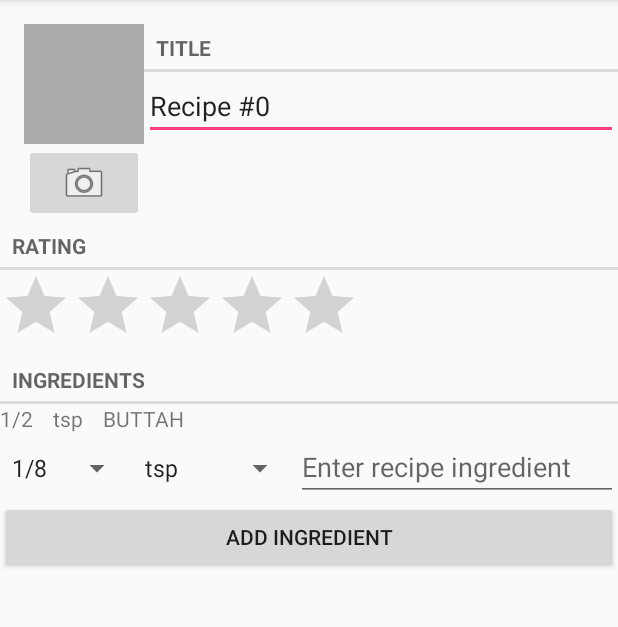
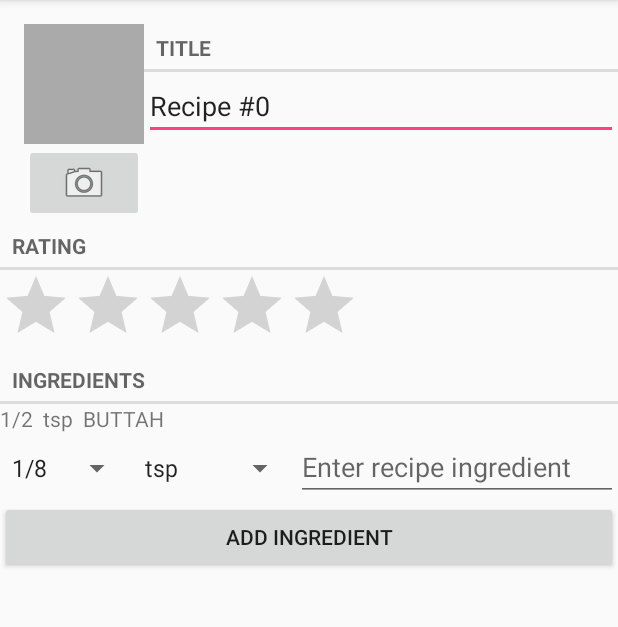
Before and after one commit to bennetthanna/CookBook, an Android app: the RecipeFragment screen opened directly, with no data from a screen before it, on a phone screen of 412 x 824 dp, the part 84-711 px from its top. Run offline under Robolectric (Android 15) with nearby library versions, the phone set to English and light mode, and no system bars.

Commit message:
Finish implementation of wiring up spinners to model and view

```diff
--- a/app/src/main/java/com/hannabennett/cookbook/RecipeFragment.java
+++ b/app/src/main/java/com/hannabennett/cookbook/RecipeFragment.java
@@ -33,7 +33,6 @@ public class RecipeFragment extends Fragment {
 
     private Recipe mRecipe;
     private LinearLayout mLayout;
-    private LinearLayout mIndividualIngredientLayout;
     private EditText mTitleField;
     private EditText mIngredientField;
     private RatingBar mRatingBar;
@@ -42,6 +41,8 @@ public class RecipeFragment extends Fragment {
     private ImageView mPhotoView;
     private Spinner mIngredientMeasurementSpinner;
     private Spinner mIngredientQuantitySpinner;
+    private String mQuantity;
+    private String mMeasurement;
 
     public static RecipeFragment newInstance(UUID recipeId) {
         Bundle args = new Bundle();
@@ -87,12 +88,9 @@ public class RecipeFragment extends Fragment {
         mPhotoView = (ImageView) view.findViewById(R.id.recipe_photo);
 
         mLayout = (LinearLayout) view.findViewById(R.id.layout);
-        mIndividualIngredientLayout = (LinearLayout) view.findViewById(R.id.individual_ingredient_layout);
         if (mRecipe.getIngredients() != null) {
             for (Ingredient ingredient : mRecipe.getIngredients()) {
-                mIndividualIngredientLayout.addView(createNewTextView(ingredient.getQuantity()));
-                mIndividualIngredientLayout.addView(createNewTextView(ingredient.getMeasurement()));
-                mIndividualIngredientLayout.addView(createNewTextView(ingredient.getItem()));
+                mLayout.addView(createIngredientTextView(ingredient));
             }
         }
 
@@ -100,9 +98,7 @@ public class RecipeFragment extends Fragment {
         mIngredientQuantitySpinner.setOnItemSelectedListener(new OnItemSelectedListener() {
             @Override
             public void onItemSelected(AdapterView<?> adapterView, View view, int i, long l) {
-                Toast.makeText(adapterView.getContext(),
-                        "You chose : " + adapterView.getItemAtPosition(i).toString(),
-                        Toast.LENGTH_SHORT).show();
+                mQuantity = adapterView.getItemAtPosition(i).toString();
             }
 
             @Override
@@ -119,9 +115,7 @@ public class RecipeFragment extends Fragment {
         mIngredientMeasurementSpinner.setOnItemSelectedListener(new OnItemSelectedListener() {
             @Override
             public void onItemSelected(AdapterView<?> adapterView, View view, int i, long l) {
-                Toast.makeText(adapterView.getContext(),
-                        "You chose : " + adapterView.getItemAtPosition(i).toString(),
-                        Toast.LENGTH_SHORT).show();
+                mMeasurement = adapterView.getItemAtPosition(i).toString();
             }
 
             @Override
@@ -142,8 +136,9 @@ public class RecipeFragment extends Fragment {
                 if (mIngredientField.getText().toString().equals("")) {
                     Toast.makeText(getActivity(), "Enter an ingredient", Toast.LENGTH_SHORT).show();
                 } else {
-                    mLayout.addView(createNewTextView(mIngredientField.getText().toString()));
-//                    mRecipe.addIngredient(mIngredientField.getText().toString());
+                    Ingredient i = new Ingredient(mIngredientField.getText().toString(), mQuantity, mMeasurement);
+                    mRecipe.addIngredient(i);
+                    mLayout.addView(createIngredientTextView(i));
                     mIngredientField.setText("");
                 }
             }
@@ -151,12 +146,12 @@ public class RecipeFragment extends Fragment {
         return view;
     }
 
-    private TextView createNewTextView(String text) {
+    private TextView createIngredientTextView(Ingredient i) {
         final LayoutParams params = new LayoutParams(LayoutParams.MATCH_PARENT, LayoutParams.WRAP_CONTENT);
-        params.setMarginEnd(20);
         final TextView textView = new TextView(getActivity());
         textView.setLayoutParams(params);
-        textView.setText(text);
+        textView.setText(i.getQuantity() + "  " + i.getMeasurement() + "  " + i.getItem());
         return textView;
     }
+
 }
--- a/app/src/main/res/layout/fragment_recipe.xml
+++ b/app/src/main/res/layout/fragment_recipe.xml
@@ -86,13 +86,6 @@
         android:layout_width="match_parent"
         android:layout_height="wrap_content"
         android:id="@+id/layout" >
-
-        <LinearLayout
-            android:orientation="horizontal"
-            android:layout_width="wrap_content"
-            android:layout_height="wrap_content"
-            android:id="@+id/individual_ingredient_layout">
-        </LinearLayout>
     </LinearLayout>
 
     <LinearLayout
```
